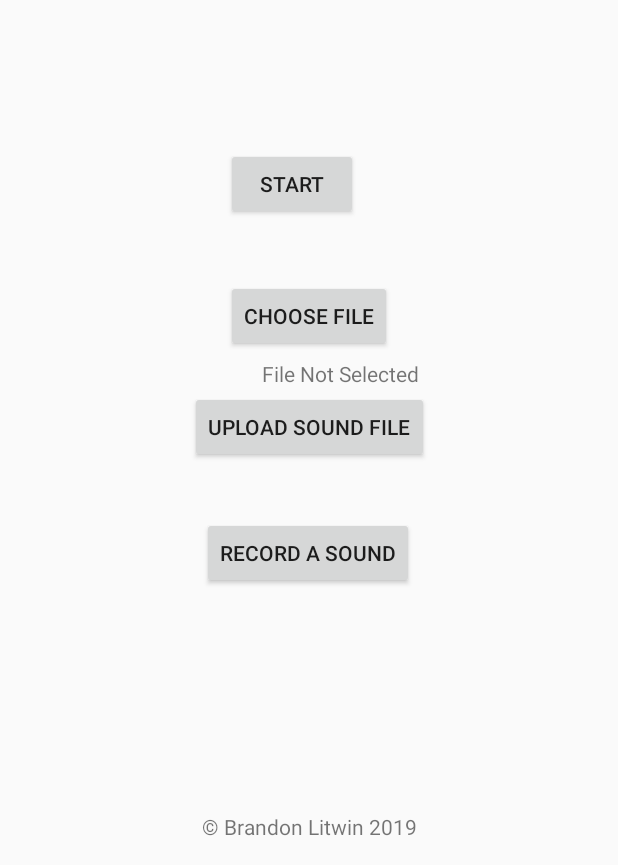
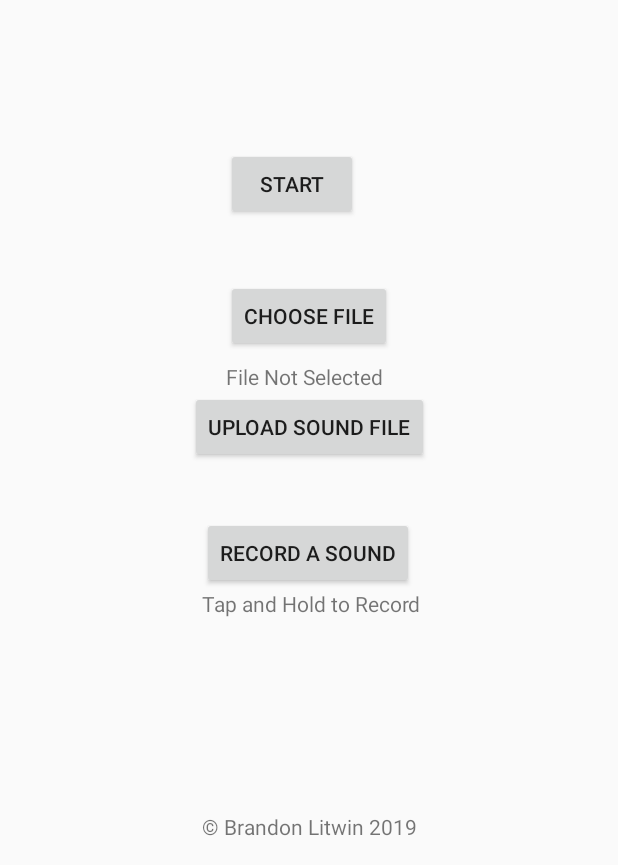
Before and after one commit to MaristGormanly/litwin-android-development, an Android app: the screen it shows after launch (MainActivity), on a phone screen of 412 x 824 dp, the part 371-1236 px from its top. Run offline under Robolectric (Android 15) with nearby library versions, the phone set to English and light mode, and no system bars; our stand-ins replace Firebase (no records; nobody signed in at launch, a user with empty details on screens opened directly).

Commit message:
Recording sound and uploading to db

```diff
--- a/Project2/app/src/main/AndroidManifest.xml
+++ b/Project2/app/src/main/AndroidManifest.xml
@@ -4,6 +4,8 @@
     <uses-permission android:name="android.permission.INTERNET"/>
     <uses-permission android:name="android.permission.ACCESS_NETWORK_STATE"/>
     <uses-permission android:name="android.permission.READ_EXTERNAL_STORAGE"/>
+    <uses-permission android:name="android.permission.WRITE_EXTERNAL_STORAGE"/>
+    <uses-permission android:name="android.permission.RECORD_AUDIO" />
     <application
         android:allowBackup="true"
         android:icon="@mipmap/ic_launcher"
--- a/Project2/app/src/main/res/layout/activity_main.xml
+++ b/Project2/app/src/main/res/layout/activity_main.xml
@@ -90,11 +90,19 @@
         android:id="@+id/filePathText"
         android:layout_width="wrap_content"
         android:layout_height="wrap_content"
-        android:layout_marginStart="24dp"
-        android:layout_marginBottom="2dp"
         android:text="@string/your_file"
         app:layout_constraintBottom_toTopOf="@+id/upload"
         app:layout_constraintStart_toStartOf="@+id/chooseFile" />
 
+    <TextView
+        android:id="@+id/recordInfo"
+        android:layout_width="wrap_content"
+        android:layout_height="wrap_content"
+        android:layout_marginEnd="5dp"
+        android:gravity="center"
+        android:text="Tap and Hold to Record"
+        app:layout_constraintEnd_toEndOf="@+id/upload"
+        app:layout_constraintTop_toBottomOf="@+id/record" />
+
 
 </androidx.constraintlayout.widget.ConstraintLayout>
```
Also changed, not shown: Project2/app/src/main/java/blitwin/mscs722/project2/MainActivity.java (+89 -2 lines).
